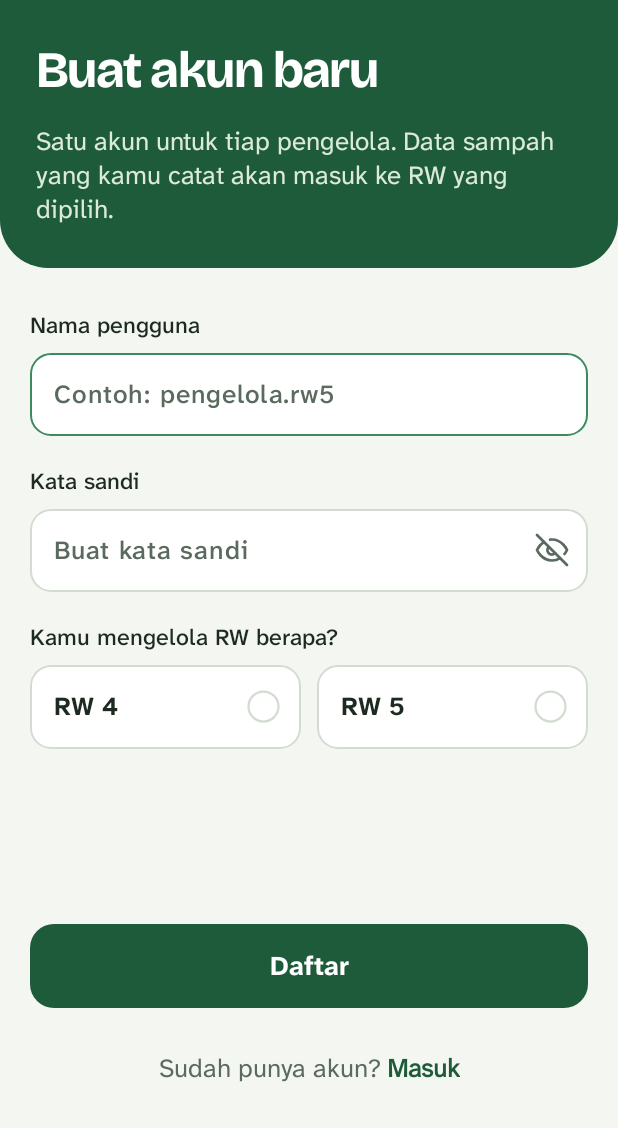
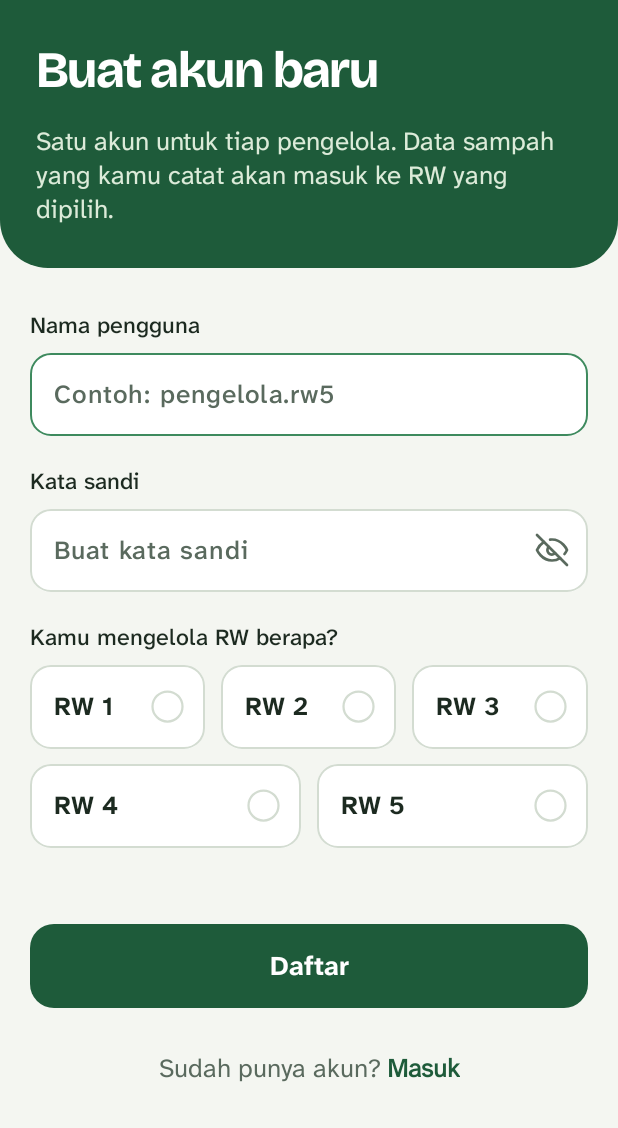
Before and after one commit to favjiw/garda-hijau-mengger-mobile, an Android app: the RegisterActivity screen opened directly, with no data from a screen before it, on a phone screen of 412 x 824 dp, the part 108-1236 px from its top. Run offline under Robolectric (Android 15) with nearby library versions, the phone set to English and light mode, and no system bars; our stand-ins replace Dagger/Hilt's generated code.

Commit message:
Tambah pilihan RW 1-5 di layar daftar (registrasi 5 RW)

```diff
--- a/app/src/main/java/com/codelabs/gardahijau/ui/auth/register/RegisterActivity.kt
+++ b/app/src/main/java/com/codelabs/gardahijau/ui/auth/register/RegisterActivity.kt
@@ -72,9 +72,12 @@ class RegisterActivity : AppCompatActivity() {
         }
     }
 
-    /** Dua tombol pilihan RW (Figma: "Kamu mengelola RW berapa?"). Hanya satu yang aktif. */
+    /** Lima tombol pilihan RW 1-5 (Figma: "Kamu mengelola RW berapa?"). Hanya satu yang aktif. */
     private fun setupRwChoice() {
         val options: Map<MaterialButton, RwNumber> = mapOf(
+            binding.btnRw1 to RwNumber.RW_1,
+            binding.btnRw2 to RwNumber.RW_2,
+            binding.btnRw3 to RwNumber.RW_3,
             binding.btnRw4 to RwNumber.RW_4,
             binding.btnRw5 to RwNumber.RW_5,
         )
--- a/app/src/main/java/com/codelabs/gardahijau/utils/enumClass/RwNumber.kt
+++ b/app/src/main/java/com/codelabs/gardahijau/utils/enumClass/RwNumber.kt
@@ -1,6 +1,9 @@
 package com.codelabs.gardahijau.utils.enumClass
 
 enum class RwNumber(val label: String, val value: String) {
+    RW_1("RW 1", "RW1"),
+    RW_2("RW 2", "RW2"),
+    RW_3("RW 3", "RW3"),
     RW_4("RW 4", "RW4"),
     RW_5("RW 5", "RW5");
 
@@ -13,11 +16,11 @@ enum class RwNumber(val label: String, val value: String) {
             val normalized = input.trim().uppercase()
             // If user typed exact value like "RW05"
             values().firstOrNull { it.value == normalized }?.let { return it }
-            // Try to extract digits and build key "RW##"
+            // Try to extract digits and build key "RW<n>"
             val digits = normalized.replace(Regex("\\D+"), "")
             if (digits.isEmpty()) return null
             val num = digits.toIntOrNull() ?: return null
-            val key = if (num in 1..9) "RW0${num}" else "RW${num}"
+            val key = "RW$num"
             return values().firstOrNull { it.value == key }
         }
     }
--- a/app/src/main/res/layout/activity_register.xml
+++ b/app/src/main/res/layout/activity_register.xml
@@ -122,10 +122,46 @@
                     android:layout_marginTop="20dp"
                     android:text="@string/ghm_label_pilih_rw" />
 
-                <!-- Pilihan RW. Hanya satu yang bisa aktif; diatur di RegisterActivity.setupRwChoice(). -->
+                <!-- Pilihan RW 1-5. Hanya satu yang bisa aktif; diatur di RegisterActivity.setupRwChoice(). -->
                 <LinearLayout
                     android:layout_width="match_parent"
                     android:layout_height="wrap_content"
+                    android:baselineAligned="false"
+                    android:orientation="horizontal">
+
+                    <com.google.android.material.button.MaterialButton
+                        android:id="@+id/btnRw1"
+                        style="@style/Widget.GHM.Button.Pilihan"
+                        android:layout_width="0dp"
+                        android:layout_height="wrap_content"
+                        android:layout_marginEnd="5dp"
+                        android:layout_weight="1"
+                        android:text="@string/ghm_rw_1" />
+
+                    <com.google.android.material.button.MaterialButton
+                        android:id="@+id/btnRw2"
+                        style="@style/Widget.GHM.Button.Pilihan"
+                        android:layout_width="0dp"
+                        android:layout_height="wrap_content"
+                        android:layout_marginStart="5dp"
+                        android:layout_marginEnd="5dp"
+                        android:layout_weight="1"
+                        android:text="@string/ghm_rw_2" />
+
+                    <com.google.android.material.button.MaterialButton
+                        android:id="@+id/btnRw3"
+                        style="@style/Widget.GHM.Button.Pilihan"
+                        android:layout_width="0dp"
+                        android:layout_height="wrap_content"
+                        android:layout_marginStart="5dp"
+                        android:layout_weight="1"
+                        android:text="@string/ghm_rw_3" />
+                </LinearLayout>
+
+                <LinearLayout
+                    android:layout_width="match_parent"
+                    android:layout_height="wrap_content"
+                    android:layout_marginTop="10dp"
                     android:baselineAligned="false"
                     android:orientation="horizontal">
 
--- a/app/src/main/res/values/strings_ghm.xml
+++ b/app/src/main/res/values/strings_ghm.xml
@@ -29,6 +29,9 @@
     <string name="ghm_daftar_subjudul">Satu akun untuk tiap pengelola. Data sampah yang kamu catat akan masuk ke RW yang dipilih.</string>
     <string name="ghm_hint_buat_kata_sandi">Buat kata sandi</string>
     <string name="ghm_label_pilih_rw">Kamu mengelola RW berapa?</string>
+    <string name="ghm_rw_1">RW 1</string>
+    <string name="ghm_rw_2">RW 2</string>
+    <string name="ghm_rw_3">RW 3</string>
     <string name="ghm_rw_4">RW 4</string>
     <string name="ghm_rw_5">RW 5</string>
     <string name="ghm_galat_rw_kosong">Pilih RW yang kamu kelola</string>
```
Also changed, not shown: 1 other file.
